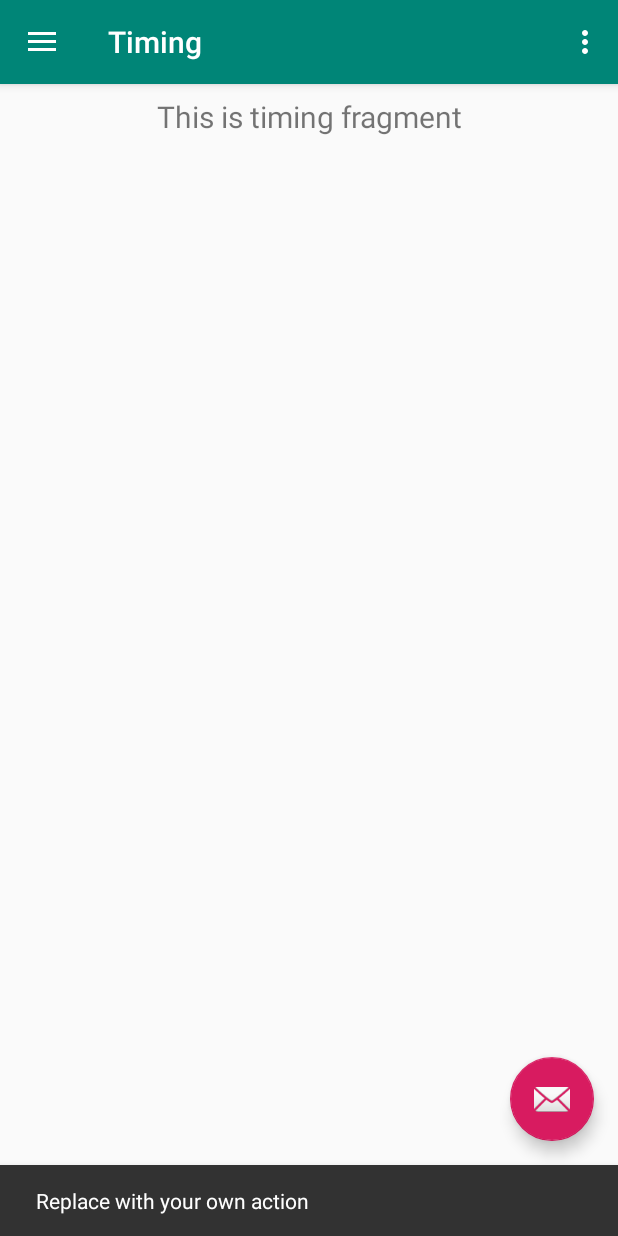
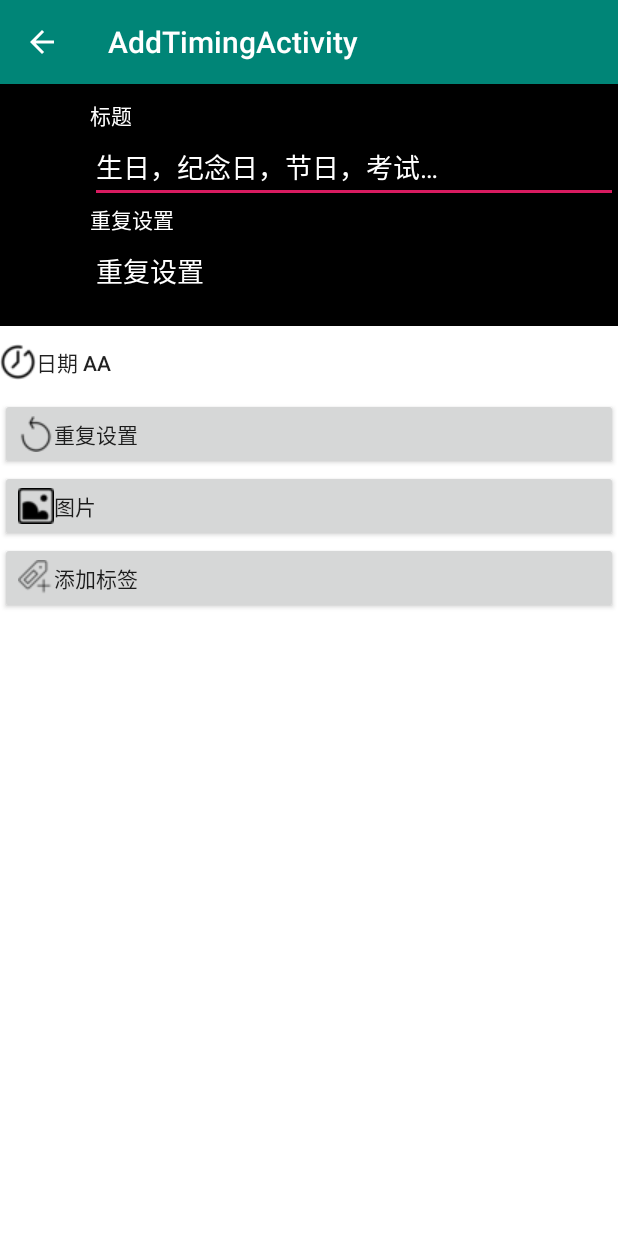
Before and after one commit to Winkim/ITIME, an Android app: the screen it shows after launch (MainActivity before the commit, AddTimingActivity after it), after a tap on an icon or button, on a phone screen of 412 x 824 dp. Run offline under Robolectric (Android 15) with nearby library versions, the phone set to English and light mode, and no system bars; our stand-ins replace navigation-ui.

Commit message:
add "add timing" interface(unaccomplished)

```diff
--- a/app/src/main/java/com/winkim/itime/MainActivity.java
+++ b/app/src/main/java/com/winkim/itime/MainActivity.java
@@ -1,5 +1,6 @@
 package com.winkim.itime;
 
+import android.content.Intent;
 import android.os.Bundle;
 import com.google.android.material.floatingactionbutton.FloatingActionButton;
 import com.google.android.material.snackbar.Snackbar;
@@ -9,6 +10,8 @@ import androidx.navigation.Navigation;
 import androidx.navigation.ui.AppBarConfiguration;
 import androidx.navigation.ui.NavigationUI;
 import com.google.android.material.navigation.NavigationView;
+import com.winkim.itime.ui.add_timing.AddTimingActivity;
+
 import androidx.drawerlayout.widget.DrawerLayout;
 
 import androidx.appcompat.app.AppCompatActivity;
@@ -30,6 +33,8 @@ public class MainActivity extends AppCompatActivity {
             public void onClick(View view) {
                 Snackbar.make(view, "Replace with your own action", Snackbar.LENGTH_LONG)
                         .setAction("Action", null).show();
+                Intent intent = new Intent(MainActivity.this, AddTimingActivity.class);
+                startActivity(intent);
             }
         });
         DrawerLayout drawer = findViewById(R.id.drawer_layout);
--- /dev/null
+++ b/app/src/main/java/com/winkim/itime/ui/add_timing/AddTimingActivity.java
@@ -0,0 +1,47 @@
+package com.winkim.itime.ui.add_timing;
+
+import androidx.appcompat.app.ActionBar;
+import androidx.appcompat.app.AppCompatActivity;
+import androidx.fragment.app.Fragment;
+
+import android.os.Bundle;
+import android.view.MenuItem;
+
+import com.winkim.itime.R;
+import com.winkim.itime.ui.add_timing.AddTimingFragment;
+
+public class AddTimingActivity extends AppCompatActivity {
+
+    @Override
+    protected void onCreate(Bundle savedInstanceState) {
+        super.onCreate(savedInstanceState);
+        setContentView(R.layout.activity_add_timing);
+//        if (savedInstanceState == null) {
+//            getSupportFragmentManager().beginTransaction()
+//                    .replace(R.id.container, AddTimingFragment.newInstance())
+//                    .commitNow();
+//        }
+        //实例化fragment_add_timing
+        AddTimingFragment fragment = new AddTimingFragment();
+        //把fragment_add_timing添加到activity中
+        getSupportFragmentManager().beginTransaction().add(R.id.add_timing_container, fragment).commitAllowingStateLoss();
+
+        ActionBar actionBar = getSupportActionBar();
+        if (actionBar != null) {
+            actionBar.setHomeButtonEnabled(true);
+            actionBar.setDisplayHomeAsUpEnabled(true);
+        }
+    }
+
+
+    @Override
+    public boolean onOptionsItemSelected(MenuItem item) {
+        switch (item.getItemId()) {
+            case android.R.id.home:
+                this.finish(); // back button
+                return true;
+        }
+        return super.onOptionsItemSelected(item);
+    }
+
+}
--- /dev/null
+++ b/app/src/main/java/com/winkim/itime/ui/add_timing/AddTimingFragment.java
@@ -0,0 +1,39 @@
+package com.winkim.itime.ui.add_timing;
+
+import androidx.lifecycle.ViewModelProviders;
+
+import android.os.Bundle;
+
+import androidx.annotation.NonNull;
+import androidx.annotation.Nullable;
+import androidx.fragment.app.Fragment;
+
+import android.view.LayoutInflater;
+import android.view.View;
+import android.view.ViewGroup;
+
+import com.winkim.itime.R;
+
+public class AddTimingFragment extends Fragment {
+
+    private AddTimingViewModel mViewModel;
+
+    public static AddTimingFragment newInstance() {
+        return new AddTimingFragment();
+    }
+
+    @Nullable
+    @Override
+    public View onCreateView(@NonNull LayoutInflater inflater, @Nullable ViewGroup container,
+                             @Nullable Bundle savedInstanceState) {
+        return inflater.inflate(R.layout.fragment_add_timing, container, false);
+    }
+
+    @Override
+    public void onActivityCreated(@Nullable Bundle savedInstanceState) {
+        super.onActivityCreated(savedInstanceState);
+        mViewModel = ViewModelProviders.of(this).get(AddTimingViewModel.class);
+        // TODO: Use the ViewModel
+    }
+
+}
--- /dev/null
+++ b/app/src/main/java/com/winkim/itime/ui/add_timing/AddTimingViewModel.java
@@ -0,0 +1,7 @@
+package com.winkim.itime.ui.add_timing;
+
+import androidx.lifecycle.ViewModel;
+
+public class AddTimingViewModel extends ViewModel {
+    // TODO: Implement the ViewModel
+}
--- /dev/null
+++ b/app/src/main/res/layout/activity_add_timing.xml
@@ -0,0 +1,10 @@
+<?xml version="1.0" encoding="utf-8"?>
+<FrameLayout xmlns:android="http://schemas.android.com/apk/res/android"
+    xmlns:tools="http://schemas.android.com/tools"
+    android:id="@+id/add_timing_container"
+    android:layout_width="match_parent"
+    android:layout_height="match_parent"
+    android:background="#ffffff"
+    tools:context=".ui.add_timing.AddTimingActivity" >
+
+</FrameLayout>
--- a/app/src/main/res/layout/app_bar_main.xml
+++ b/app/src/main/res/layout/app_bar_main.xml
@@ -29,6 +29,6 @@
         android:layout_height="wrap_content"
         android:layout_gravity="bottom|end"
         android:layout_margin="@dimen/fab_margin"
-        app:srcCompat="@android:drawable/ic_dialog_email" />
+        app:srcCompat="@drawable/ic_button_add" />
 
 </androidx.coordinatorlayout.widget.CoordinatorLayout>
--- /dev/null
+++ b/app/src/main/res/layout/fragment_add_timing.xml
@@ -0,0 +1,109 @@
+<?xml version="1.0" encoding="utf-8"?>
+<LinearLayout xmlns:android="http://schemas.android.com/apk/res/android"
+    xmlns:app="http://schemas.android.com/apk/res-auto"
+    xmlns:tools="http://schemas.android.com/tools"
+    android:id="@+id/addtiming"
+    android:layout_width="match_parent"
+    android:layout_height="match_parent"
+    android:orientation="vertical"
+    tools:context=".ui.add_timing.AddTimingFragment">
+
+    <LinearLayout
+        android:layout_width="match_parent"
+        android:layout_height="161dp"
+        android:background="#000000"
+        android:orientation="vertical">
+
+        <TextView
+            android:id="@+id/textViewTimingTitle"
+            android:layout_width="match_parent"
+            android:layout_height="wrap_content"
+            android:layout_marginStart="60dp"
+            android:layout_marginTop="10dp"
+            android:text="@string/text_view_addtiming_set_title"
+            android:textColor="#ffffff"
+            app:layout_constraintStart_toStartOf="parent"
+            app:layout_constraintTop_toTopOf="parent" />
+
+        <EditText
+            android:id="@+id/editTextTimingTitle"
+            android:layout_width="match_parent"
+            android:layout_height="wrap_content"
+            android:layout_marginStart="60dp"
+            android:ellipsize="end"
+            android:ems="10"
+            android:hint="@string/edit_view_addtiming_set_title"
+            android:inputType="textPersonName"
+            android:textColorHint="#ffffff"
+            app:layout_constraintStart_toStartOf="@+id/textViewTimingTitle"
+            app:layout_constraintTop_toBottomOf="@+id/textViewTimingTitle"
+            />
+
+        <TextView
+            android:id="@+id/textViewRemark"
+            android:layout_width="match_parent"
+            android:layout_height="wrap_content"
+            android:layout_marginStart="60dp"
+            android:text="@string/text_view_addtiming_repeat"
+            android:textColor="#ffffff"
+            app:layout_constraintStart_toStartOf="@+id/editTextTimingTitle"
+            app:layout_constraintTop_toBottomOf="@+id/editTextTimingTitle" />
+
+        <EditText
+            android:id="@+id/editTextTimingRemark"
+            android:layout_width="match_parent"
+            android:layout_height="wrap_content"
+            android:layout_marginStart="60dp"
+            android:ellipsize="end"
+            android:ems="10"
+            android:hint="@string/text_view_addtiming_repeat"
+            android:inputType="textPersonName"
+            android:textColorHint="#ffffff"
+            app:layout_constraintStart_toStartOf="@+id/textViewRemark"
+            app:layout_constraintTop_toBottomOf="@+id/textViewRemark" />
+
+    </LinearLayout>
+
+    <LinearLayout
+        android:layout_width="match_parent"
+        android:layout_height="wrap_content"
+        android:orientation="vertical">
+
+    </LinearLayout>
+
+    <Button
+        android:id="@+id/btn_addtiming_set_date"
+        android:layout_width="match_parent"
+        android:layout_height="wrap_content"
+        android:drawableStart="@drawable/ic_btn_addtiming_set_data_24px"
+        android:text="@string/btn_text_view_addtiming_date1"
+        android:textFontWeight="@android:integer/config_longAnimTime"
+        android:gravity="center_vertical"
+        android:background="@null"
+        />
+
+    <Button
+        android:id="@+id/btn_addtiming_set_repeat"
+        android:layout_width="match_parent"
+        android:layout_height="wrap_content"
+        android:drawableStart="@drawable/ic_btn_addtiming_set_repeat_24px"
+        android:text="@string/btn_text_view_addtiming_repeat1"
+        android:gravity="center_vertical"/>
+
+    <Button
+        android:id="@+id/btn_addtiming_set_picture"
+        android:layout_width="match_parent"
+        android:layout_height="wrap_content"
+        android:drawableStart="@drawable/ic_btn_addtiming_set_picture_24px"
+        android:text="@string/btn_text_view_addtiming_set_picture"
+        android:gravity="center_vertical"/>
+
+    <Button
+        android:id="@+id/btn_addtiming_set_tag"
+        android:layout_width="match_parent"
+        android:layout_height="wrap_content"
+        android:drawableStart="@drawable/ic_btn_addtiming_set_tag_24px"
+        android:text="@string/btn_text_view_addtiming_add_tag"
+        android:gravity="center_vertical"/>
+
+</LinearLayout>
--- a/app/src/main/res/layout/nav_header_main.xml
+++ b/app/src/main/res/layout/nav_header_main.xml
@@ -32,6 +32,6 @@
         android:layout_width="wrap_content"
         android:layout_height="wrap_content"
         android:text="@string/nav_header_subtitle"
-        android:id="@+id/textView" />
+        android:id="@+id/textViewRemark" />
 
 </LinearLayout>
--- /dev/null
+++ b/app/src/main/res/values/attrs.xml
@@ -0,0 +1,12 @@
+<resources>
+
+    <!-- Declare custom theme attributes that allow changing which styles are
+         used for button bars depending on the API level.
+         ?android:attr/buttonBarStyle is new as of API 11 so this is
+         necessary to support previous API levels. -->
+    <declare-styleable name="ButtonBarContainerTheme">
+        <attr name="metaButtonBarStyle" format="reference" />
+        <attr name="metaButtonBarButtonStyle" format="reference" />
+    </declare-styleable>
+
+</resources>
--- a/app/src/main/res/values/colors.xml
+++ b/app/src/main/res/values/colors.xml
@@ -3,4 +3,6 @@
     <color name="colorPrimary">#008577</color>
     <color name="colorPrimaryDark">#00574B</color>
     <color name="colorAccent">#D81B60</color>
+
+    <color name="black_overlay">#66000000</color>
 </resources>
--- a/app/src/main/res/values/strings.xml
+++ b/app/src/main/res/values/strings.xml
@@ -17,6 +17,24 @@
     <string name="menu_about">About</string>
     <string name="menu_help_and_feedback">Help and feedback</string>
 
+    <string name="text_view_addtiming_set_title">标题</string>
+    <string name="edit_view_addtiming_set_title">生日，纪念日，节日，考试…</string>
+    <string name="text_view_addtiming_repeat">重复设置</string>
+    <string name="edit_view_addtiming_repeat">无</string>
+
+
+    <string name="btn_text_view_addtiming_date1">日期&#10;aa</string>
+    <string name="btn_text_view_addtiming_date2">长按使用日期计算器</string>
+    <string name="btn_text_view_addtiming_repeat1">重复设置</string>
+    <string name="btn_text_view_addtiming_repeat2">无</string>
+    <string name="btn_text_view_addtiming_set_picture">图片</string>
+    <string name="btn_text_view_addtiming_add_tag">添加标签</string>
+
+
     <!-- TODO: Remove or change this placeholder text -->
     <string name="hello_blank_fragment">Hello blank fragment</string>
+
+    <string name="title_activity_add_timing">AddTimingActivity</string>
+    <string name="dummy_button">Dummy Button</string>
+    <string name="dummy_content">DUMMY\nCONTENT</string>
 </resources>
--- a/app/src/main/res/values/styles.xml
+++ b/app/src/main/res/values/styles.xml
@@ -7,11 +7,26 @@
         <item name="colorPrimaryDark">@color/colorPrimaryDark</item>
         <item name="colorAccent">@color/colorAccent</item>
     </style>
+
     <style name="AppTheme.NoActionBar">
         <item name="windowActionBar">false</item>
         <item name="windowNoTitle">true</item>
     </style>
+
     <style name="AppTheme.AppBarOverlay" parent="ThemeOverlay.AppCompat.Dark.ActionBar" />
+
     <style name="AppTheme.PopupOverlay" parent="ThemeOverlay.AppCompat.Light" />
 
+    <style name="FullscreenTheme" parent="AppTheme">
+        <item name="android:actionBarStyle">@style/FullscreenActionBarStyle</item>
+        <item name="android:windowActionBarOverlay">true</item>
+        <item name="android:windowBackground">@null</item>
+        <item name="metaButtonBarStyle">?android:attr/buttonBarStyle</item>
+        <item name="metaButtonBarButtonStyle">?android:attr/buttonBarButtonStyle</item>
+    </style>
+
+    <style name="FullscreenActionBarStyle" parent="Widget.AppCompat.ActionBar">
+        <item name="android:background">@color/black_overlay</item>
+    </style>
+
 </resources>
```
Also changed, not shown: app/src/main/AndroidManifest.xml (+8 -3 lines), app/src/main/res/drawable/ic_btn_addtiming_set_data_24px.png (added), app/src/main/res/drawable/ic_btn_addtiming_set_picture_24px.png (added), app/src/main/res/drawable/ic_btn_addtiming_set_repeat_24px.png (added), app/src/main/res/drawable/ic_btn_addtiming_set_tag_24px.png (added), app/src/main/res/drawable/ic_button_add.png (added).
